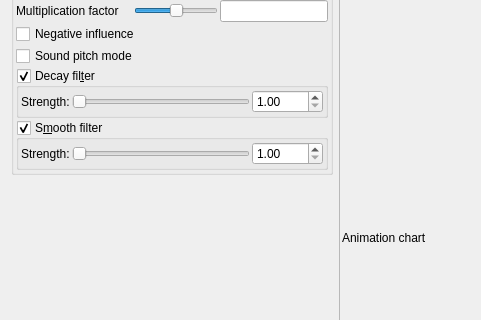
Before: the Qt Designer form mandelbulber2/qt/audio_selector.ui in buddhi1980/mandelbulber2, drawn with Qt 5; both pictures show x 0 to 481 and y 219 to 539 of the 1481 by 700 pixel window.
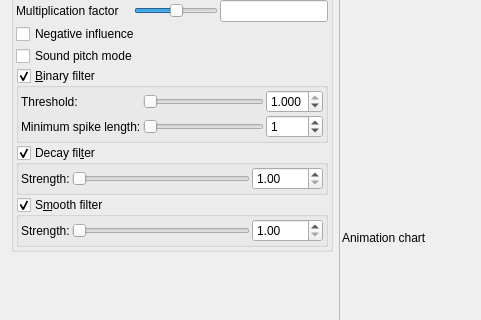
After: the same form once the commit is applied. Icons and pictures are not drawn. Custom widgets are drawn as their Qt base class.

Commit message: Added binary filter to cAudioTrack

Diff of the .ui file:
```diff
--- a/mandelbulber2/qt/audio_selector.ui
+++ b/mandelbulber2/qt/audio_selector.ui
@@ -349,6 +349,166 @@
             </item>
            </layout>
           </item>
+          <item>
+           <widget class="MyGroupBox" name="groupCheck_animsound_binaryfilter">
+            <property name="toolTip">
+             <string>&lt;html&gt;&lt;head/&gt;&lt;body&gt;&lt;p&gt;This option enables binary filter.&lt;/p&gt;&lt;p&gt;Value of animated paremeter will be changed when selected frequeces of soudnd will be lauder than chosen threshold.&lt;/p&gt;&lt;/body&gt;&lt;/html&gt;</string>
+            </property>
+            <property name="title">
+             <string>&amp;Binary filter</string>
+            </property>
+            <property name="checkable">
+             <bool>true</bool>
+            </property>
+            <layout class="QVBoxLayout" name="verticalLayout_123">
+             <property name="spacing">
+              <number>2</number>
+             </property>
+             <property name="leftMargin">
+              <number>2</number>
+             </property>
+             <property name="topMargin">
+              <number>2</number>
+             </property>
+             <property name="rightMargin">
+              <number>2</number>
+             </property>
+             <property name="bottomMargin">
+              <number>2</number>
+             </property>
+             <item>
+              <layout class="QGridLayout" name="gridLayout_5">
+               <item row="0" column="0">
+                <widget class="QLabel" name="label_141">
+                 <property name="text">
+                  <string>Threshold:</string>
+                 </property>
+                </widget>
+               </item>
+               <item row="0" column="1">
+                <widget class="QSlider" name="slider_animsound_binarythresh">
+                 <property name="sizePolicy">
+                  <sizepolicy hsizetype="Expanding" vsizetype="Maximum">
+                   <horstretch>0</horstretch>
+                   <verstretch>0</verstretch>
+                  </sizepolicy>
+                 </property>
+                 <property name="minimum">
+                  <number>1</number>
+                 </property>
+                 <property name="maximum">
+                  <number>1000</number>
+                 </property>
+                 <property name="singleStep">
+                  <number>1</number>
+                 </property>
+                 <property name="orientation">
+                  <enum>Qt::Horizontal</enum>
+                 </property>
+                </widget>
+               </item>
+               <item row="0" column="2">
+                <widget class="MyDoubleSpinBox" name="spinbox_animsound_binarythresh">
+                 <property name="sizePolicy">
+                  <sizepolicy hsizetype="Minimum" vsizetype="Maximum">
+                   <horstretch>0</horstretch>
+                   <verstretch>0</verstretch>
+                  </sizepolicy>
+                 </property>
+                 <property name="toolTip">
+                  <string>&lt;html&gt;&lt;head/&gt;&lt;body&gt;&lt;p&gt;Threshold for binary filter. Value of animated paremeter will be changed when selected frequeces of soudnd will be lauder than chosen threshold.&lt;/p&gt;&lt;/body&gt;&lt;/html&gt;</string>
+                 </property>
+                 <property name="prefix">
+                  <string/>
+                 </property>
+                 <property name="suffix">
+                  <string/>
+                 </property>
+                 <property name="decimals">
+                  <number>3</number>
+                 </property>
+                 <property name="minimum">
+                  <double>0.000000000000000</double>
+                 </property>
+                 <property name="maximum">
+                  <double>1.000000000000000</double>
+                 </property>
+                 <property name="singleStep">
+                  <double>0.010000000000000</double>
+                 </property>
+                 <property name="value">
+                  <double>1.000000000000000</double>
+                 </property>
+                </widget>
+               </item>
+               <item row="1" column="0">
+                <widget class="QLabel" name="label_142">
+                 <property name="text">
+                  <string>Minimum spike length:</string>
+                 </property>
+                </widget>
+               </item>
+               <item row="1" column="1">
+                <widget class="QSlider" name="slider_animsound_binarylength">
+                 <property name="sizePolicy">
+                  <sizepolicy hsizetype="Expanding" vsizetype="Maximum">
+                   <horstretch>0</horstretch>
+                   <verstretch>0</verstretch>
+                  </sizepolicy>
+                 </property>
+                 <property name="minimum">
+                  <number>1</number>
+                 </property>
+                 <property name="maximum">
+                  <number>100</number>
+                 </property>
+                 <property name="singleStep">
+                  <number>1</number>
+                 </property>
+                 <property name="orientation">
+                  <enum>Qt::Horizontal</enum>
+                 </property>
+                </widget>
+               </item>
+               <item row="1" column="2">
+                <widget class="MyDoubleSpinBox" name="spinbox_animsound_binarylength">
+                 <property name="sizePolicy">
+                  <sizepolicy hsizetype="Minimum" vsizetype="Maximum">
+                   <horstretch>0</horstretch>
+                   <verstretch>0</verstretch>
+                  </sizepolicy>
+                 </property>
+                 <property name="toolTip">
+                  <string>&lt;html&gt;&lt;head/&gt;&lt;body&gt;&lt;p&gt;Minimum length of generated spike&lt;/p&gt;&lt;/body&gt;&lt;/html&gt;</string>
+                 </property>
+                 <property name="prefix">
+                  <string/>
+                 </property>
+                 <property name="suffix">
+                  <string/>
+                 </property>
+                 <property name="decimals">
+                  <number>0</number>
+                 </property>
+                 <property name="minimum">
+                  <double>0.000000000000000</double>
+                 </property>
+                 <property name="maximum">
+                  <double>1000.000000000000000</double>
+                 </property>
+                 <property name="singleStep">
+                  <double>1.000000000000000</double>
+                 </property>
+                 <property name="value">
+                  <double>1.000000000000000</double>
+                 </property>
+                </widget>
+               </item>
+              </layout>
+             </item>
+            </layout>
+           </widget>
+          </item>
           <item>
            <widget class="MyGroupBox" name="groupCheck_animsound_decayfilter">
             <property name="toolTip">
```
The commit also changes 4 other files.
